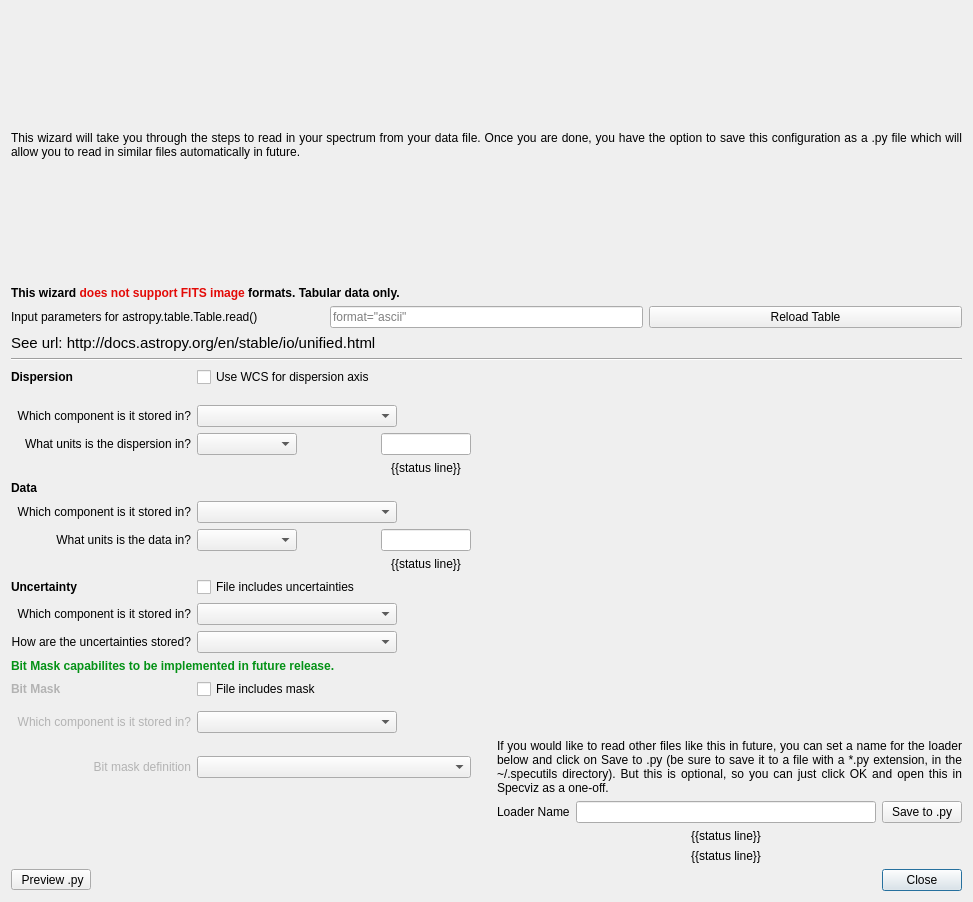
Above: specviz/plugins/loader_wizard/loader_wizard.ui from spacetelescope/specviz before the change. Below: the same form after it.
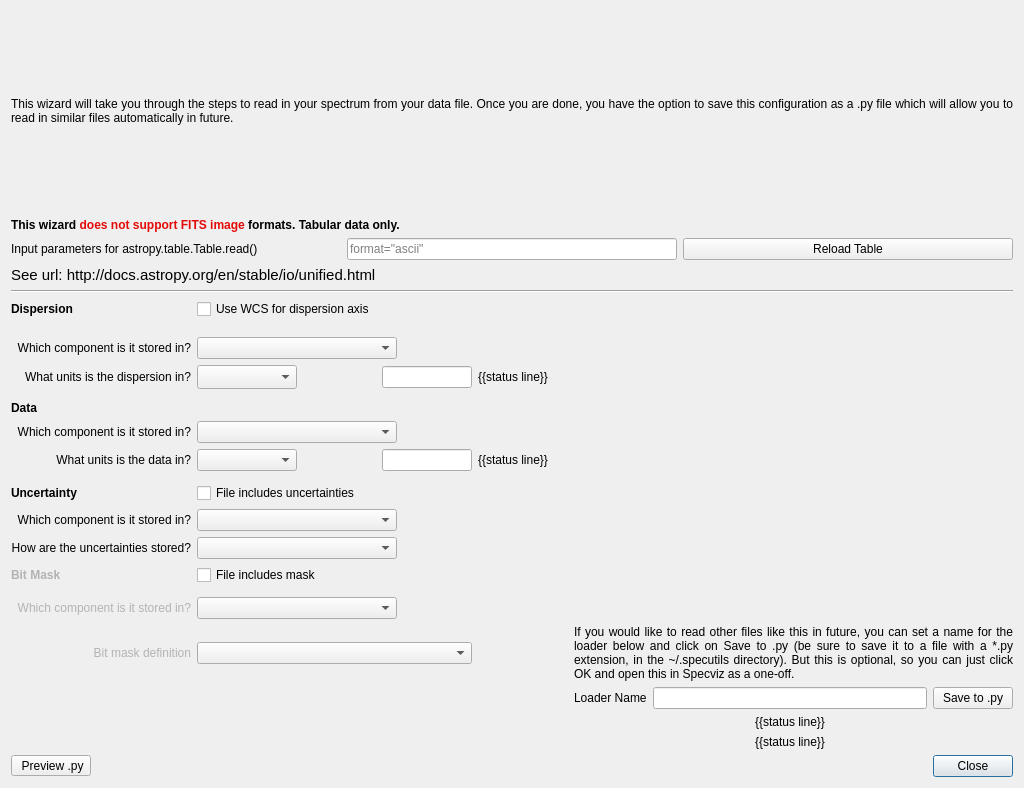
That is the form after the change.

Commit message: some gui updates, wizard just does an initial table read with no parameters, also now pops up error windo if refresh table cannot read table in

What changed in the file:
```diff
--- a/specviz/plugins/loader_wizard/loader_wizard.ui
+++ b/specviz/plugins/loader_wizard/loader_wizard.ui
@@ -6,8 +6,8 @@
    <rect>
     <x>0</x>
     <y>0</y>
-    <width>973</width>
-    <height>902</height>
+    <width>1024</width>
+    <height>788</height>
    </rect>
   </property>
   <property name="windowTitle">
@@ -130,7 +130,7 @@
          </property>
         </widget>
        </item>
-       <item row="16" column="1" colspan="2">
+       <item row="15" column="1" colspan="2">
         <widget class="QComboBox" name="combo_mask_component">
          <property name="sizePolicy">
           <sizepolicy hsizetype="Fixed" vsizetype="Fixed">
@@ -149,179 +149,7 @@
          </property>
         </widget>
        </item>
-       <item row="17" column="1" colspan="2">
-        <widget class="QComboBox" name="combo_bit_mask_definition"/>
-       </item>
-       <item row="12" column="1" colspan="2">
-        <widget class="QComboBox" name="combo_uncertainty_type">
-         <property name="sizePolicy">
-          <sizepolicy hsizetype="Fixed" vsizetype="Fixed">
-           <horstretch>0</horstretch>
-           <verstretch>0</verstretch>
-          </sizepolicy>
-         </property>
-         <property name="minimumSize">
-          <size>
-           <width>200</width>
-           <height>0</height>
-          </size>
-         </property>
-         <property name="sizeAdjustPolicy">
-          <enum>QComboBox::AdjustToMinimumContentsLength</enum>
-         </property>
-        </widget>
-       </item>
-       <item row="9" column="2">
-        <widget class="QLabel" name="label_data_status">
-         <property name="text">
-          <string>{{status line}}</string>
-         </property>
-         <property name="alignment">
-          <set>Qt::AlignCenter</set>
-         </property>
-        </widget>
-       </item>
-       <item row="19" column="6">
-        <widget class="QPushButton" name="button_save_yaml">
-         <property name="sizePolicy">
-          <sizepolicy hsizetype="Minimum" vsizetype="Fixed">
-           <horstretch>0</horstretch>
-           <verstretch>0</verstretch>
-          </sizepolicy>
-         </property>
-         <property name="text">
-          <string>Save to .py</string>
-         </property>
-        </widget>
-       </item>
-       <item row="10" column="0">
-        <widget class="QLabel" name="label_4">
-         <property name="font">
-          <font>
-           <weight>75</weight>
-           <bold>true</bold>
-          </font>
-         </property>
-         <property name="text">
-          <string>Uncertainty</string>
-         </property>
-        </widget>
-       </item>
-       <item row="16" column="0">
-        <widget class="QLabel" name="label_uncertainty_component">
-         <property name="text">
-          <string>&lt;html&gt;&lt;head/&gt;&lt;body&gt;&lt;p&gt;&lt;span style=&quot; color:#b3b3b3;&quot;&gt;Which component is it stored in?&lt;/span&gt;&lt;/p&gt;&lt;/body&gt;&lt;/html&gt;</string>
-         </property>
-         <property name="alignment">
-          <set>Qt::AlignRight|Qt::AlignTrailing|Qt::AlignVCenter</set>
-         </property>
-        </widget>
-       </item>
-       <item row="21" column="5">
-        <widget class="QLabel" name="label_loader_name_status">
-         <property name="sizePolicy">
-          <sizepolicy hsizetype="Preferred" vsizetype="Fixed">
-           <horstretch>0</horstretch>
-           <verstretch>0</verstretch>
-          </sizepolicy>
-         </property>
-         <property name="styleSheet">
-          <string notr="true"/>
-         </property>
-         <property name="text">
-          <string>{{status line}}</string>
-         </property>
-         <property name="alignment">
-          <set>Qt::AlignCenter</set>
-         </property>
-        </widget>
-       </item>
-       <item row="5" column="2">
-        <widget class="QLabel" name="label_dispersion_status">
-         <property name="text">
-          <string>{{status line}}</string>
-         </property>
-         <property name="alignment">
-          <set>Qt::AlignCenter</set>
-         </property>
-        </widget>
-       </item>
-       <item row="19" column="4">
-        <widget class="QLabel" name="label_5">
-         <property name="sizePolicy">
-          <sizepolicy hsizetype="Preferred" vsizetype="Expanding">
-           <horstretch>0</horstretch>
-           <verstretch>0</verstretch>
-          </sizepolicy>
-         </property>
-         <property name="text">
-          <string>Loader Name</string>
-         </property>
-        </widget>
-       </item>
-       <item row="8" column="1">
-        <widget class="QComboBox" name="combo_data_units">
-         <property name="sizePolicy">
-          <sizepolicy hsizetype="Fixed" vsizetype="Fixed">
-           <horstretch>0</horstretch>
-           <verstretch>0</verstretch>
-          </sizepolicy>
-         </property>
-         <property name="minimumSize">
-          <size>
-           <width>100</width>
-           <height>0</height>
-          </size>
-         </property>
-         <property name="sizeAdjustPolicy">
-          <enum>QComboBox::AdjustToMinimumContentsLength</enum>
-         </property>
-        </widget>
-       </item>
-       <item row="6" column="0">
-        <widget class="QLabel" name="label_3">
-         <property name="font">
-          <font>
-           <weight>75</weight>
-           <bold>true</bold>
-          </font>
-         </property>
-         <property name="text">
-          <string>Data</string>
-         </property>
-        </widget>
-       </item>
-       <item row="3" column="0">
-        <widget class="QLabel" name="label_dispersion_component">
-         <property name="text">
-          <string>Which component is it stored in?</string>
-         </property>
-         <property name="alignment">
-          <set>Qt::AlignRight|Qt::AlignTrailing|Qt::AlignVCenter</set>
-         </property>
-        </widget>
-       </item>
-       <item row="7" column="0">
-        <widget class="QLabel" name="label_data_component">
-         <property name="text">
-          <string>Which component is it stored in?</string>
-         </property>
-         <property name="alignment">
-          <set>Qt::AlignRight|Qt::AlignTrailing|Qt::AlignVCenter</set>
-         </property>
-        </widget>
-       </item>
-       <item row="8" column="0">
-        <widget class="QLabel" name="label_data_units">
-         <property name="text">
-          <string>What units is the data in?</string>
-         </property>
-         <property name="alignment">
-          <set>Qt::AlignRight|Qt::AlignTrailing|Qt::AlignVCenter</set>
-         </property>
-        </widget>
-       </item>
-       <item row="17" column="4" colspan="3">
+       <item row="16" column="4" colspan="3">
         <widget class="QLabel" name="label_6">
          <property name="text">
           <string>&lt;html&gt;&lt;head/&gt;&lt;body&gt;&lt;p&gt;If you would like to read other files like this in future, you can set a name for the loader below and click on Save to .py (be sure to save it to a file with a *.py extension, in the ~/.specutils directory). But this is optional, so you can just click OK and open this in Specviz as a one-off.&lt;/p&gt;&lt;/body&gt;&lt;/html&gt;</string>
@@ -334,31 +162,6 @@
          </property>
         </widget>
        </item>
-       <item row="4" column="2">
-        <widget class="QLineEdit" name="value_dispersion_units">
-         <property name="sizePolicy">
-          <sizepolicy hsizetype="Fixed" vsizetype="Fixed">
-           <horstretch>0</horstretch>
-           <verstretch>0</verstretch>
-          </sizepolicy>
-         </property>
-         <property name="minimumSize">
-          <size>
-           <width>90</width>
-           <height>0</height>
-          </size>
-         </property>
-         <property name="maximumSize">
-          <size>
-           <width>90</width>
-           <height>16777215</height>
-          </size>
-         </property>
-         <property name="placeholderText">
-          <string/>
-         </property>
-        </widget>
-       </item>
        <item row="11" column="1" colspan="2">
         <widget class="QComboBox" name="combo_uncertainty_component">
          <property name="sizePolicy">
@@ -378,7 +181,7 @@
          </property>
         </widget>
        </item>
-       <item row="19" column="5">
+       <item row="18" column="5">
         <widget class="QLineEdit" name="loader_name">
          <property name="sizePolicy">
           <sizepolicy hsizetype="Expanding" vsizetype="Expanding">
@@ -398,13 +201,88 @@
          </property>
         </widget>
        </item>
-       <item row="14" column="1" colspan="2">
+       <item row="13" column="1" colspan="2">
         <widget class="QCheckBox" name="bool_mask">
          <property name="text">
           <string>File includes mask</string>
          </property>
         </widget>
        </item>
+       <item row="10" column="1" colspan="2">
+        <widget class="QCheckBox" name="bool_uncertainties">
+         <property name="text">
+          <string>File includes uncertainties</string>
+         </property>
+        </widget>
+       </item>
+       <item row="12" column="0">
+        <widget class="QLabel" name="label_uncertainty_type">
+         <property name="text">
+          <string>How are the uncertainties stored?</string>
+         </property>
+         <property name="alignment">
+          <set>Qt::AlignRight|Qt::AlignTrailing|Qt::AlignVCenter</set>
+         </property>
+        </widget>
+       </item>
+       <item row="13" column="0">
+        <widget class="QLabel" name="label_4m">
+         <property name="font">
+          <font>
+           <weight>75</weight>
+           <bold>true</bold>
+          </font>
+         </property>
+         <property name="text">
+          <string>&lt;html&gt;&lt;head/&gt;&lt;body&gt;&lt;p&gt;&lt;span style=&quot; color:#b3b3b3;&quot;&gt;Bit Mask&lt;/span&gt;&lt;/p&gt;&lt;/body&gt;&lt;/html&gt;</string>
+         </property>
+        </widget>
+       </item>
+       <item row="3" column="1" colspan="2">
+        <widget class="QComboBox" name="combo_dispersion_component">
+         <property name="sizePolicy">
+          <sizepolicy hsizetype="Fixed" vsizetype="Fixed">
+           <horstretch>0</horstretch>
+           <verstretch>0</verstretch>
+          </sizepolicy>
+         </property>
+         <property name="minimumSize">
+          <size>
+           <width>200</width>
+           <height>0</height>
+          </size>
+         </property>
+         <property name="sizeAdjustPolicy">
+          <enum>QComboBox::AdjustToMinimumContentsLength</enum>
+         </property>
+        </widget>
+       </item>
+       <item row="0" column="1">
+        <widget class="QCheckBox" name="wcs_check_box">
+         <property name="sizePolicy">
+          <sizepolicy hsizetype="Minimum" vsizetype="Fixed">
+           <horstretch>0</horstretch>
+           <verstretch>0</verstretch>
+          </sizepolicy>
+         </property>
+         <property name="text">
+          <string>Use WCS for dispersion axis</string>
+         </property>
+        </widget>
+       </item>
+       <item row="19" column="5">
+        <widget class="QLabel" name="label_unit_status">
+         <property name="text">
+          <string>{{status line}}</string>
+         </property>
+         <property name="alignment">
+          <set>Qt::AlignCenter</set>
+         </property>
+        </widget>
+       </item>
+       <item row="9" column="1">
+        <layout class="QVBoxLayout" name="verticalLayout"/>
+       </item>
        <item row="4" column="3">
         <spacer name="horizontalSpacer_2">
          <property name="orientation">
@@ -421,23 +299,6 @@
          </property>
         </spacer>
        </item>
-       <item row="10" column="1" colspan="2">
-        <widget class="QCheckBox" name="bool_uncertainties">
-         <property name="text">
-          <string>File includes uncertainties</string>
-         </property>
-        </widget>
-       </item>
-       <item row="12" column="0">
-        <widget class="QLabel" name="label_uncertainty_type">
-         <property name="text">
-          <string>How are the uncertainties stored?</string>
-         </property>
-         <property name="alignment">
-          <set>Qt::AlignRight|Qt::AlignTrailing|Qt::AlignVCenter</set>
-         </property>
-        </widget>
-       </item>
        <item row="11" column="0">
         <widget class="QLabel" name="label_uncertainty_component">
          <property name="text">
@@ -448,30 +309,11 @@
          </property>
         </widget>
        </item>
-       <item row="4" column="1">
-        <widget class="QComboBox" name="combo_dispersion_units">
-         <property name="sizePolicy">
-          <sizepolicy hsizetype="Fixed" vsizetype="Fixed">
-           <horstretch>0</horstretch>
-           <verstretch>0</verstretch>
-          </sizepolicy>
-         </property>
-         <property name="minimumSize">
-          <size>
-           <width>100</width>
-           <height>0</height>
-          </size>
-         </property>
-         <property name="sizeAdjustPolicy">
-          <enum>QComboBox::AdjustToMinimumContentsLength</enum>
-         </property>
-        </widget>
-       </item>
-       <item row="0" column="4" rowspan="16" colspan="3">
+       <item row="0" column="4" rowspan="15" colspan="3">
         <layout class="QVBoxLayout" name="layout_preview"/>
        </item>
-       <item row="17" column="0">
-        <widget class="QLabel" name="label_data_dataset">
+       <item row="16" column="0">
+        <widget class="QLabel" name="label_mask_definition">
          <property name="font">
           <font>
            <weight>50</weight>
@@ -499,7 +341,39 @@
          </property>
         </widget>
        </item>
-       <item row="14" column="0">
+       <item row="12" column="1" colspan="2">
+        <widget class="QComboBox" name="combo_uncertainty_type">
+         <property name="sizePolicy">
+          <sizepolicy hsizetype="Fixed" vsizetype="Fixed">
+           <horstretch>0</horstretch>
+           <verstretch>0</verstretch>
+          </sizepolicy>
+         </property>
+         <property name="minimumSize">
+          <size>
+           <width>200</width>
+           <height>0</height>
+          </size>
+         </property>
+         <property name="sizeAdjustPolicy">
+          <enum>QComboBox::AdjustToMinimumContentsLength</enum>
+         </property>
+        </widget>
+       </item>
+       <item row="18" column="6">
+        <widget class="QPushButton" name="button_save_yaml">
+         <property name="sizePolicy">
+          <sizepolicy hsizetype="Minimum" vsizetype="Fixed">
+           <horstretch>0</horstretch>
+           <verstretch>0</verstretch>
+          </sizepolicy>
+         </property>
+         <property name="text">
+          <string>Save to .py</string>
+         </property>
+        </widget>
+       </item>
+       <item row="10" column="0">
         <widget class="QLabel" name="label_4">
          <property name="font">
           <font>
@@ -508,76 +382,21 @@
           </font>
          </property>
          <property name="text">
-          <string>&lt;html&gt;&lt;head/&gt;&lt;body&gt;&lt;p&gt;&lt;span style=&quot; color:#b3b3b3;&quot;&gt;Bit Mask&lt;/span&gt;&lt;/p&gt;&lt;/body&gt;&lt;/html&gt;</string>
-         </property>
-        </widget>
-       </item>
-       <item row="8" column="2">
-        <widget class="QLineEdit" name="value_data_units">
-         <property name="sizePolicy">
-          <sizepolicy hsizetype="Fixed" vsizetype="Fixed">
-           <horstretch>0</horstretch>
-           <verstretch>0</verstretch>
-          </sizepolicy>
-         </property>
-         <property name="minimumSize">
-          <size>
-           <width>90</width>
-           <height>0</height>
-          </size>
-         </property>
-         <property name="maximumSize">
-          <size>
-           <width>90</width>
-           <height>16777215</height>
-          </size>
-         </property>
-         <property name="placeholderText">
-          <string/>
-         </property>
-        </widget>
-       </item>
-       <item row="3" column="1" colspan="2">
-        <widget class="QComboBox" name="combo_dispersion_component">
-         <property name="sizePolicy">
-          <sizepolicy hsizetype="Fixed" vsizetype="Fixed">
-           <horstretch>0</horstretch>
-           <verstretch>0</verstretch>
-          </sizepolicy>
-         </property>
-         <property name="minimumSize">
-          <size>
-           <width>200</width>
-           <height>0</height>
-          </size>
-         </property>
-         <property name="sizeAdjustPolicy">
-          <enum>QComboBox::AdjustToMinimumContentsLength</enum>
-         </property>
-        </widget>
-       </item>
-       <item row="0" column="1">
-        <widget class="QCheckBox" name="wcs_check_box">
-         <property name="sizePolicy">
-          <sizepolicy hsizetype="Minimum" vsizetype="Fixed">
-           <horstretch>0</horstretch>
-           <verstretch>0</verstretch>
-          </sizepolicy>
-         </property>
-         <property name="text">
-          <string>Use WCS for dispersion axis</string>
-         </property>
-        </widget>
-       </item>
-       <item row="13" column="0" colspan="2">
-        <widget class="QLabel" name="label_9">
-         <property name="text">
-          <string>&lt;html&gt;&lt;head/&gt;&lt;body&gt;&lt;p&gt;&lt;span style=&quot; font-weight:600; color:#049216;&quot;&gt;Bit Mask capabilites to be implemented in future release.&lt;/span&gt;&lt;/p&gt;&lt;/body&gt;&lt;/html&gt;</string>
+          <string>Uncertainty</string>
          </property>
         </widget>
        </item>
        <item row="20" column="5">
-        <widget class="QLabel" name="label_unit_status">
+        <widget class="QLabel" name="label_loader_name_status">
+         <property name="sizePolicy">
+          <sizepolicy hsizetype="Preferred" vsizetype="Fixed">
+           <horstretch>0</horstretch>
+           <verstretch>0</verstretch>
+          </sizepolicy>
+         </property>
+         <property name="styleSheet">
+          <string notr="true"/>
+         </property>
          <property name="text">
           <string>{{status line}}</string>
          </property>
@@ -586,6 +405,220 @@
          </property>
         </widget>
        </item>
+       <item row="15" column="0">
+        <widget class="QLabel" name="label_mask_component">
+         <property name="text">
+          <string>&lt;html&gt;&lt;head/&gt;&lt;body&gt;&lt;p&gt;&lt;span style=&quot; color:#b3b3b3;&quot;&gt;Which component is it stored in?&lt;/span&gt;&lt;/p&gt;&lt;/body&gt;&lt;/html&gt;</string>
+         </property>
+         <property name="alignment">
+          <set>Qt::AlignRight|Qt::AlignTrailing|Qt::AlignVCenter</set>
+         </property>
+        </widget>
+       </item>
+       <item row="18" column="4">
+        <widget class="QLabel" name="label_5">
+         <property name="sizePolicy">
+          <sizepolicy hsizetype="Preferred" vsizetype="Expanding">
+           <horstretch>0</horstretch>
+           <verstretch>0</verstretch>
+          </sizepolicy>
+         </property>
+         <property name="text">
+          <string>Loader Name</string>
+         </property>
+        </widget>
+       </item>
+       <item row="6" column="0">
+        <widget class="QLabel" name="label_3">
+         <property name="font">
+          <font>
+           <weight>75</weight>
+           <bold>true</bold>
+          </font>
+         </property>
+         <property name="text">
+          <string>Data</string>
+         </property>
+        </widget>
+       </item>
+       <item row="3" column="0">
+        <widget class="QLabel" name="label_dispersion_component">
+         <property name="text">
+          <string>Which component is it stored in?</string>
+         </property>
+         <property name="alignment">
+          <set>Qt::AlignRight|Qt::AlignTrailing|Qt::AlignVCenter</set>
+         </property>
+        </widget>
+       </item>
+       <item row="7" column="0">
+        <widget class="QLabel" name="label_data_component">
+         <property name="text">
+          <string>Which component is it stored in?</string>
+         </property>
+         <property name="alignment">
+          <set>Qt::AlignRight|Qt::AlignTrailing|Qt::AlignVCenter</set>
+         </property>
+        </widget>
+       </item>
+       <item row="8" column="0">
+        <widget class="QLabel" name="label_data_units">
+         <property name="text">
+          <string>What units is the data in?</string>
+         </property>
+         <property name="alignment">
+          <set>Qt::AlignRight|Qt::AlignTrailing|Qt::AlignVCenter</set>
+         </property>
+        </widget>
+       </item>
+       <item row="8" column="1">
+        <layout class="QHBoxLayout" name="horizontalLayout_17">
+         <item>
+          <widget class="QComboBox" name="combo_data_units">
+           <property name="sizePolicy">
+            <sizepolicy hsizetype="Fixed" vsizetype="Fixed">
+             <horstretch>0</horstretch>
+             <verstretch>0</verstretch>
+            </sizepolicy>
+           </property>
+           <property name="minimumSize">
+            <size>
+             <width>100</width>
+             <height>0</height>
+            </size>
+           </property>
+           <property name="sizeAdjustPolicy">
+            <enum>QComboBox::AdjustToMinimumContentsLength</enum>
+           </property>
+          </widget>
+         </item>
+         <item>
+          <spacer name="horizontalSpacer_4">
+           <property name="orientation">
+            <enum>Qt::Horizontal</enum>
+           </property>
+           <property name="sizeHint" stdset="0">
+            <size>
+             <width>4</width>
+             <height>20</height>
+            </size>
+           </property>
+          </spacer>
+         </item>
+         <item>
+          <widget class="QLineEdit" name="value_data_units">
+           <property name="sizePolicy">
+            <sizepolicy hsizetype="Fixed" vsizetype="Fixed">
+             <horstretch>0</horstretch>
+             <verstretch>0</verstretch>
+            </sizepolicy>
+           </property>
+           <property name="minimumSize">
+            <size>
+             <width>90</width>
+             <height>0</height>
+            </size>
+           </property>
+           <property name="maximumSize">
+            <size>
+             <width>90</width>
+             <height>16777215</height>
+            </size>
+           </property>
+           <property name="placeholderText">
+            <string/>
+           </property>
+          </widget>
+         </item>
+        </layout>
+       </item>
+       <item row="4" column="1">
+        <layout class="QHBoxLayout" name="horizontalLayout_11">
+         <item>
+          <widget class="QComboBox" name="combo_dispersion_units">
+           <property name="sizePolicy">
+            <sizepolicy hsizetype="Fixed" vsizetype="Fixed">
+             <horstretch>0</horstretch>
+             <verstretch>0</verstretch>
+            </sizepolicy>
+           </property>
+           <property name="minimumSize">
+            <size>
+             <width>100</width>
+             <height>0</height>
+            </size>
+           </property>
+           <property name="sizeAdjustPolicy">
+            <enum>QComboBox::AdjustToMinimumContentsLengthWithIcon</enum>
+           </property>
+          </widget>
+         </item>
+         <item>
+          <spacer name="horizontalSpacer_3">
+           <property name="orientation">
+            <enum>Qt::Horizontal</enum>
+           </property>
+           <property name="sizeHint" stdset="0">
+            <size>
+             <width>4</width>
+             <height>20</height>
+            </size>
+           </property>
+          </spacer>
+         </item>
+         <item>
+          <widget class="QLineEdit" name="value_dispersion_units">
+           <property name="sizePolicy">
+            <sizepolicy hsizetype="Fixed" vsizetype="Fixed">
+             <horstretch>0</horstretch>
+             <verstretch>0</verstretch>
+            </sizepolicy>
+           </property>
+           <property name="minimumSize">
+            <size>
+             <width>90</width>
+             <height>0</height>
+            </size>
+           </property>
+           <property name="maximumSize">
+            <size>
+             <width>90</width>
+             <height>16777215</height>
+            </size>
+           </property>
+           <property name="alignment">
+            <set>Qt::AlignLeading|Qt::AlignLeft|Qt::AlignVCenter</set>
+           </property>
+           <property name="placeholderText">
+            <string/>
+           </property>
+          </widget>
+         </item>
+        </layout>
+       </item>
+       <item row="8" column="2">
+        <widget class="QLabel" name="label_data_status">
+         <property name="text">
+          <string>{{status line}}</string>
+         </property>
+         <property name="alignment">
+          <set>Qt::AlignCenter</set>
+         </property>
+        </widget>
+       </item>
+       <item row="4" column="2">
+        <widget class="QLabel" name="label_dispersion_status">
+         <property name="text">
+          <string>{{status line}}</string>
+         </property>
+         <property name="alignment">
+          <set>Qt::AlignCenter</set>
+         </property>
+        </widget>
+       </item>
+       <item row="16" column="1">
+        <widget class="QComboBox" name="combo_bit_mask_definition"/>
+       </item>
       </layout>
      </item>
     </layout>
```
The commit also changes 4 other files.
